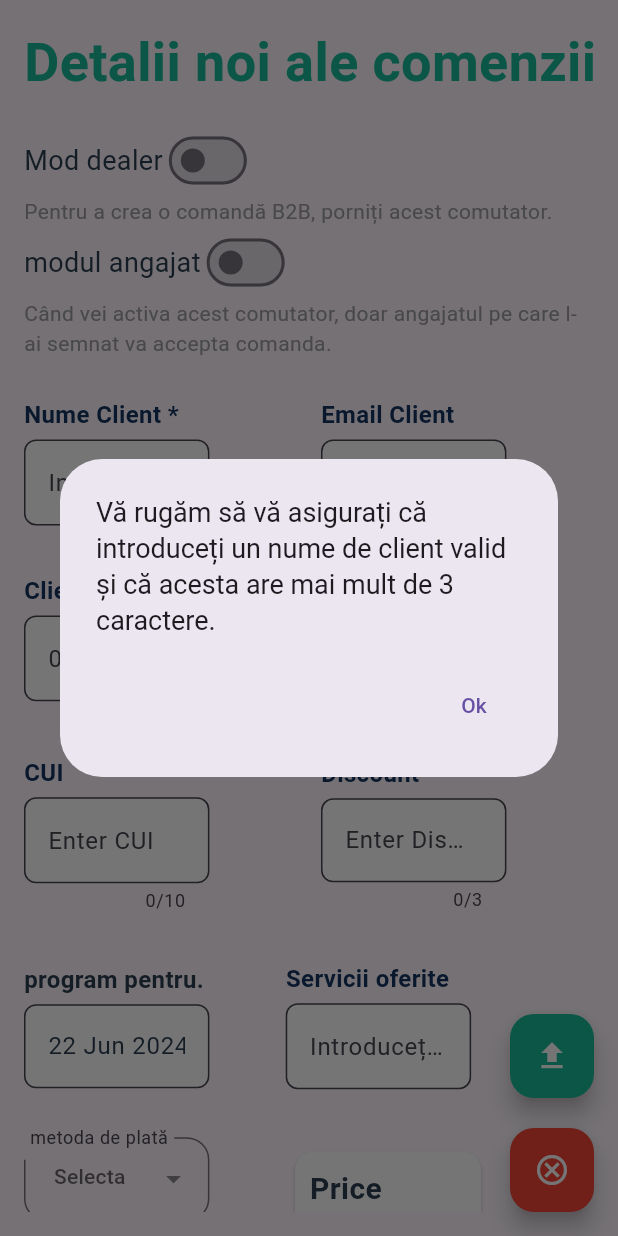
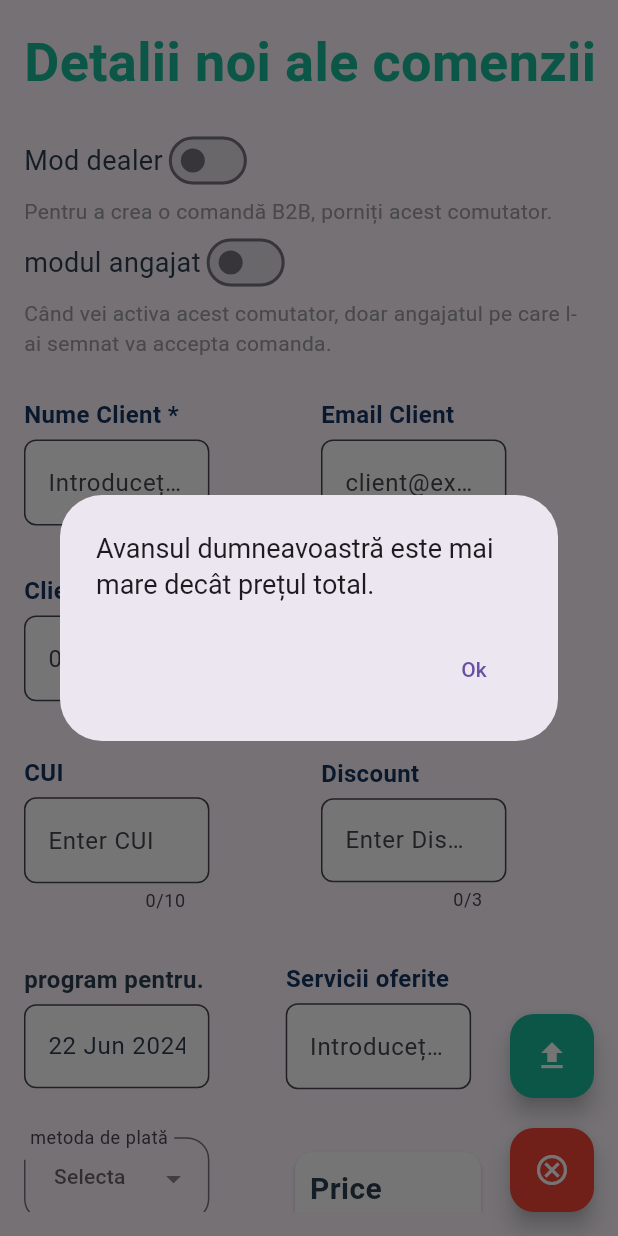
Before and after one commit to loye22/carSpa, a Flutter app: the orders screen opened directly, after a tap on the "add" icon, after a tap on the "upload" icon, on a phone screen of 412 x 824 dp. Run offline on Flutter 3.47's test engine with Material 3 defaults, Android fonts, the phone set to English and light mode, and no system bars; drawn by our look-alikes of flutter_animate; our stand-ins replace cloud_firestore, data_table_2, dropdown_button2, easy_sidemenu, firebase_auth, firebase_core and 2 more; missing offline and left inert: dart:html, flutter_date_range_picker, kalender; accounts and stored records are empty; Roboto replaces fonts that are missing (louie).

Commit message:
fixing minor bugs

```diff
--- a/lib/widgets/PriceSummaryCard.dart
+++ b/lib/widgets/PriceSummaryCard.dart
@@ -2,7 +2,7 @@
 
 // Assuming StaticVar includes your predefined styles and constants
 
-class PriceSummaryCard extends StatelessWidget {
+class PriceSummaryCard extends StatefulWidget {
   final List<Map<String, dynamic>> serviceList;
   final double discount;
   final DiscountType discountType;
@@ -18,17 +18,22 @@
   });
 
   @override
+  State<PriceSummaryCard> createState() => _PriceSummaryCardState();
+}
+
+class _PriceSummaryCardState extends State<PriceSummaryCard> {
+  @override
   Widget build(BuildContext context) {
     // Calculate total price of services
-    double totalPrice = serviceList.fold(0, (previous, service) => previous + (service['price'] ?? 0));
+    double totalPrice = widget.serviceList.fold(0, (previous, service) => previous + (service['price'] ?? 0));
 
     double afterDiscount;
 
     // Apply discount to the total price
-    if (discountType == DiscountType.Fixed) {
-      afterDiscount = totalPrice - discount;
+    if (widget.discountType == DiscountType.Fixed) {
+      afterDiscount = totalPrice - widget.discount;
     } else {
-      afterDiscount = totalPrice * (1 - discount / 100);
+      afterDiscount = totalPrice * (1 - widget.discount / 100);
     }
 
     double vat = afterDiscount * 0.19; // Calculate VAT based on the discounted total
@@ -37,16 +42,16 @@
     // Call the callback function with the calculated values
     Map<String, dynamic> data = {
       "totalPrice": totalPrice.toStringAsFixed(2),
-      "discountType": discountType.toString(),
-      "discount": discount.toStringAsFixed(2),
+      "discountType": widget.discountType.toString(),
+      "discount": widget.discount.toStringAsFixed(2),
       "afterDiscount": afterDiscount.toStringAsFixed(2),
       "vat": vat.toStringAsFixed(2),
       "totalWithVat": totalWithVat.toStringAsFixed(2),
-      "advancePayment" : advancePayment ,
+      "advancePayment" : widget.advancePayment ,
 
 
     };
-    dataSummary(data);
+    widget.dataSummary(data);
     String currency = 'Ron';
 
     return Card(
@@ -85,7 +90,7 @@
                 child: Column(
                   crossAxisAlignment: CrossAxisAlignment.start,
                   children: [
-                    for (var service in serviceList) ...[
+                    for (var service in widget.serviceList) ...[
                       _buildRow(service['serviceName'], '${service['price'].toStringAsFixed(2)} $currency'),
                       SizedBox(height: 10),
                     ],
@@ -97,9 +102,9 @@
                     SizedBox(height: 10),
                     _buildRow2(
                       'Discount',
-                      this.discountType == DiscountType.Fixed
-                          ? '- ${discount.toStringAsFixed(2)} $currency'
-                          : '- %${discount.toStringAsFixed(2)}',
+                      this.widget.discountType == DiscountType.Fixed
+                          ? '- ${widget.discount.toStringAsFixed(2)} $currency'
+                          : '- %${widget.discount.toStringAsFixed(2)}',
                     ),
                     SizedBox(height: 10),
                     _buildRow2('Price After Discount', '${afterDiscount.toStringAsFixed(2)}'),
@@ -110,14 +115,14 @@
 
 
                     // this part to hande the advance payment
-                    if(this.advancePayment != 0 )
+                    if(this.widget.advancePayment != 0 )
                     SizedBox(height: 10),
-                    if(this.advancePayment != 0 )
-                    _buildRow2('Advance payment', '${this.advancePayment.toStringAsFixed(2)} $currency' ),
-                    if(this.advancePayment != 0 )
+                    if(this.widget.advancePayment != 0 )
+                    _buildRow2('Advance payment', '${this.widget.advancePayment.toStringAsFixed(2)} $currency' ),
+                    if(this.widget.advancePayment != 0 )
                     SizedBox(height: 10),
-                    if(this.advancePayment != 0 )
-                    _buildRow2('Remaining amount', '${(this.advancePayment - totalWithVat).toStringAsFixed(2)} $currency' ),
+                    if(this.widget.advancePayment != 0 )
+                    _buildRow2('Remaining amount', '${(this.widget.advancePayment - totalWithVat).toStringAsFixed(2)} $currency' ),
 
                   ],
                 ),
--- a/lib/widgets/calender.dart
+++ b/lib/widgets/calender.dart
@@ -123,8 +123,10 @@
                 modifiable: false,
                 dateTimeRange: DateTimeRange(
                   start: e["appointmentDate"].toDate() ?? DateTime.now(),
-                  end: e["expectedFinishingDate"].toDate() ??
-                      DateTime.now().add(Duration(days: 5)),
+                  end: e["finishedDate"]?.toDate() ??
+                      (e["appointmentDate"]?.toDate()?.add(Duration(days: 5)) ?? DateTime.now().add(Duration(days: 25)))
+
+                  ,
                 ),
                 eventData: Event(
                   orderData: e ?? {} ,
--- a/lib/widgets/orders.dart
+++ b/lib/widgets/orders.dart
@@ -566,10 +566,12 @@
                                             hintText: 'Enter Discount',
                                             suffex: "%",
                                             onChanged: (value) {
+
                                               setState(() {
                                                 discount =
                                                     int.tryParse(value) ?? 0;
                                               });
+
                                             },
                                           ),
                                         ),
@@ -904,26 +906,16 @@
                                                     label: "plată în avans",
                                                     hintText: "... Ron",
                                                     onChanged: (value) {
-                                                      double advancePayment =
-                                                          double.tryParse(
-                                                                  value) ??
-                                                              0.0;
-                                                      double totalPriceSummry =
-                                                          double.tryParse(
-                                                                  this.priceSummryDetails[
-                                                                          "totalWithVat"] ??
-                                                                      "0.0") ??
-                                                              0.0;
-                                                      if (advancePayment >=
-                                                          totalPriceSummry) {
+                                                      double advancePayment = double.tryParse(value) ?? 0.0;
+                                                      double totalPriceSummry = double.tryParse(this.priceSummryDetails["totalWithVat"] ?? "0.0") ?? 0.0;
+                                                      if (advancePayment >= totalPriceSummry) {
                                                         MyDialog.showAlert(
                                                             context,
                                                             "Ok",
                                                             "Plata în avans pe care ați introdus-o este egală sau mai mare decât factura totală. Vă rugăm să vă asigurați că introduceți o plată în avans validă");
                                                         advancePayment = 0.0;
                                                       }
-                                                      this.advancedPayment =
-                                                          advancePayment;
+                                                      this.advancedPayment = advancePayment;
                                                       setState(() {});
                                                     })
                                                 : SizedBox.shrink(),
@@ -1335,13 +1327,19 @@
   /// this function will update the order status to completed
   Future<void> _completeOrder() async{
     try {
+      /// Check if the current date and time (Datetime.now()) is before the appointment.
+      /// If so, return because it doesn't make sense to finish the car before its appointment.
+      if(DateTime.now().isBefore(this.orderDataToDisplay["appointmentDate"].toDate())) {
+        MyDialog.showAlert(context, "Ok", "Această comandă este programată pentru ${staticVar.formatDateFromTimestampWithTime(this.orderDataToDisplay["appointmentDate"])}. Nu poate fi finalizată acum.");
+        return;
+      }
 
       this.isLoading = true;
       setState(() {});
       // Get reference to the document
       DocumentReference orderRef =
       FirebaseFirestore.instance.collection('orders').doc(this.orderDataToDisplay["docId"]);
-      await orderRef.update({'status': orderStatus.completed.toString()});
+      await orderRef.update({'status': orderStatus.completed.toString() , 'finishedDate' : DateTime.now() });
       staticVar.showSubscriptionSnackbar(
           context: context, msg:"Comenzile au fost actualizate cu succes.");
       this.isLoading = false ;
@@ -1386,7 +1384,7 @@
               title:
                   Text('Payment Status', style: TextStyle(color: Colors.white)),
               content: Text(
-                  "You are now about to change the payment status of this order. Please make sure to receive $totalPrice RON from the client.",
+                  "You are now about to change the payment status of this order. Please make sure to receive ${totalPrice.toStringAsFixed(2)} RON from the client.",
                   style: TextStyle(color: Colors.white)),
               actions: <Widget>[
                 TextButton(
@@ -1421,7 +1419,7 @@
               title:
                   Text('Payment Status', style: TextStyle(color: Colors.white)),
               content: Text(
-                  "You are now about to change the payment status of this order. Please make sure to receive ${totalPrice - advancePayment} RON from the client.",
+                  "You are now about to change the payment status of this order. Please make sure to receive ${(totalPrice - advancePayment).toStringAsFixed(2)} RON from the client.",
                   style: TextStyle(color: Colors.white)),
               actions: <Widget>[
                 TextButton(
@@ -1689,6 +1687,18 @@
       this.isLoading = true;
       setState(() {});
 
+
+      /// Check if the advance payement is less than the total price after disocunt
+      double advancePayment = this.priceSummryDetails["advancePayment"] ;
+      double totalWithVat = double.tryParse(priceSummryDetails["totalWithVat"] ?? "0.0") ?? 0.0;
+      if(advancePayment >= totalWithVat){
+         MyDialog.showAlert(context, "OK", "Avansul dumneavoastră este mai mare decât prețul total.");
+        this.advancedPayment = 0.0 ;
+        this.discount = 0 ;
+          setState(() {});
+        return ;
+      }
+
       /// check the mandetory inputs
 
       /// Check the name validity
```
Also changed, not shown: 1 other file.
